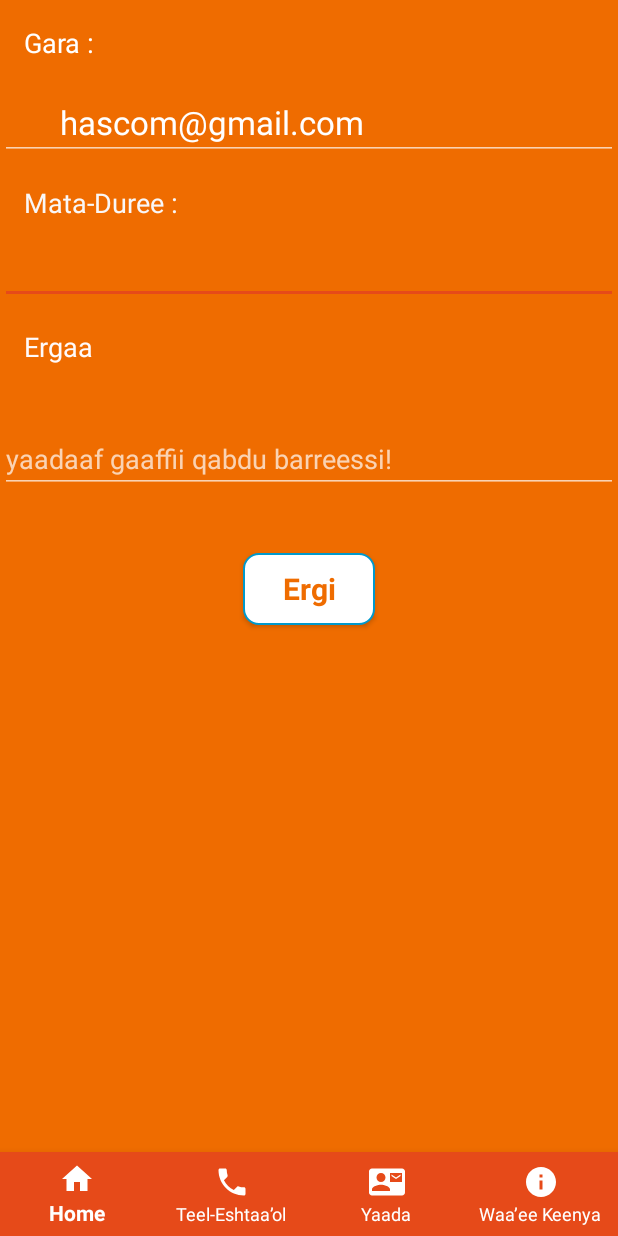
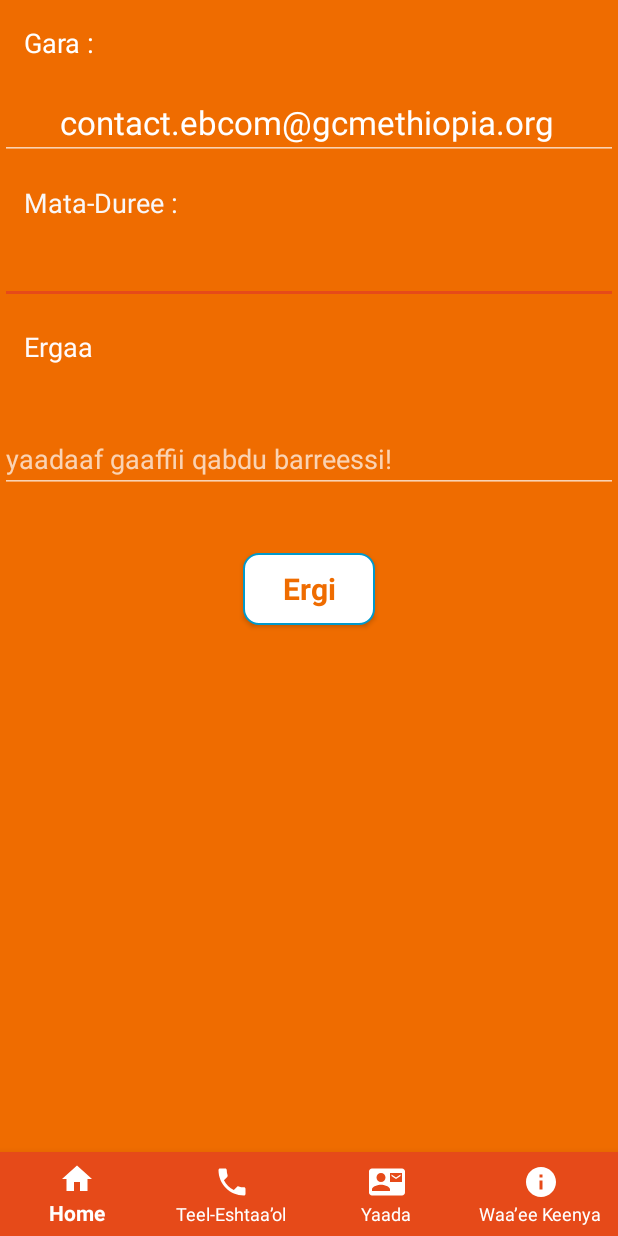
Before and after one commit to CruSea/Every-Baraata-Android, an Android app: the Feedback screen opened directly, with no data from a screen before it, on a phone screen of 412 x 824 dp. Run offline under Robolectric (Android 15) with nearby library versions, the phone set to English and light mode, and no system bars; libraries missing offline, so code that uses them is left out: com.blogspot.atifsoftwares; Roboto replaces fonts that are not available here.

Commit message:
v1 ready

```diff
--- a/app/build.gradle
+++ b/app/build.gradle
@@ -34,7 +34,6 @@ dependencies {
     implementation 'androidx.navigation:navigation-fragment:2.2.1'
     implementation 'androidx.navigation:navigation-ui:2.2.1'
     implementation 'androidx.lifecycle:lifecycle-extensions:2.2.0'
-
     implementation 'com.github.mohammadatif:Animatoo:master'
 
 }
--- a/app/src/main/AndroidManifest.xml
+++ b/app/src/main/AndroidManifest.xml
@@ -9,7 +9,7 @@
     <application
         android:name=".MyApplication"
         android:allowBackup="true"
-        android:icon="@drawable/ebcom_icon"
+        android:icon="@drawable/icon_ebcom"
         android:label="@string/app_name"
         android:roundIcon="@mipmap/ic_launcher_round"
         android:supportsRtl="true"
--- a/app/src/main/res/layout/feedback.xml
+++ b/app/src/main/res/layout/feedback.xml
@@ -35,7 +35,7 @@
         android:focusable="false"
         android:longClickable="false"
         android:paddingLeft="40dp"
-        android:text="hascom@gmail.com"
+        android:text="@string/email_address"
         android:textAppearance="?android:attr/textAppearanceLarge"
 
         />
--- a/app/src/main/res/values/strings.xml
+++ b/app/src/main/res/values/strings.xml
@@ -19,6 +19,8 @@
     <string name="for_email">Gara :</string>
     <string name="title">Mata-Duree :</string>
     <string name="message">Ergaa</string>
+    <string name="email_address">contact.ebcom@gcmethiopia.org</string>
+
 
     <string name="write_comment">yaadaaf gaaffii qabdu barreessi!</string>
     <string name="please_add_message">Maaloo Ergaa keessan barreessaa</string>
```
Also changed, not shown: app/src/main/res/drawable/icon_ebcom.png (added).
